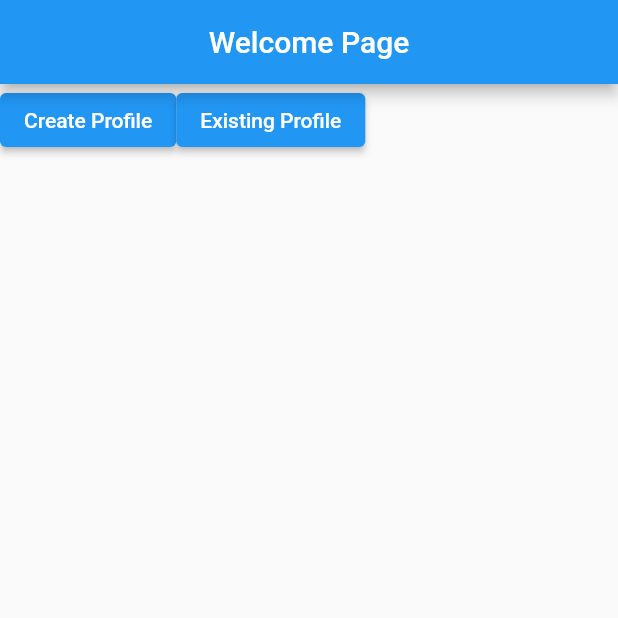
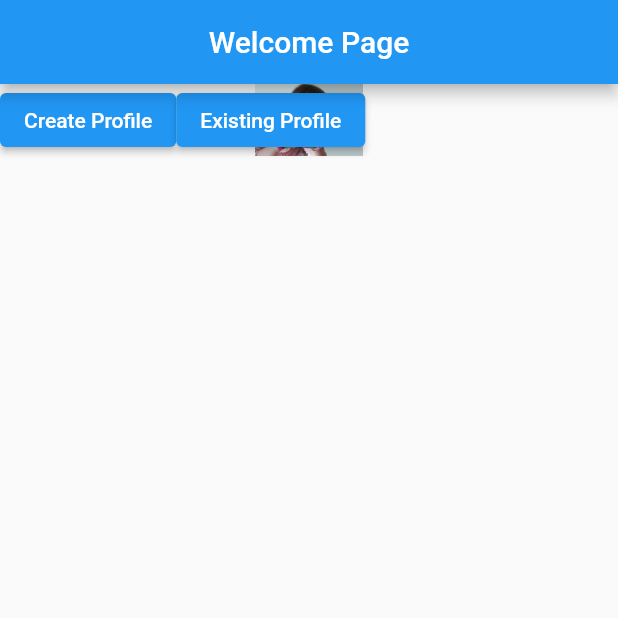
Before and after one commit to RFRanasinghe/desktopCatchMeHigherApplication, a Flutter app: the screen it shows after launch, on a phone screen of 412 x 824 dp, the top half of it. Run offline on Flutter 3.47's test engine with Material 2 defaults, Android fonts, the phone set to English and light mode, and no system bars; missing offline and left inert: dart:js.

Commit message:
added image on welcome page

```diff
--- a/lib/main.dart
+++ b/lib/main.dart
@@ -9,6 +9,7 @@ import 'package:flutter/material.dart';
 void main() {
   runApp(MaterialApp(
     title: "Catch Me Higher with Down Syndrome",
+    debugShowCheckedModeBanner: false,
     initialRoute: 'welcomepage',
     routes: {
       'welcomepage': (context) => WelcomePage(),
--- a/lib/welcomepage.dart
+++ b/lib/welcomepage.dart
@@ -18,6 +18,11 @@ class _WelcomePageState extends State<WelcomePage> {
         ),
       ),
       body: Container(
+        decoration: BoxDecoration(
+          image: DecorationImage(
+            image:AssetImage('images/welcomeImg.jpg'),
+          ),
+        ),
         child: Row(
           children: <Widget>[
             new ElevatedButton(
```
